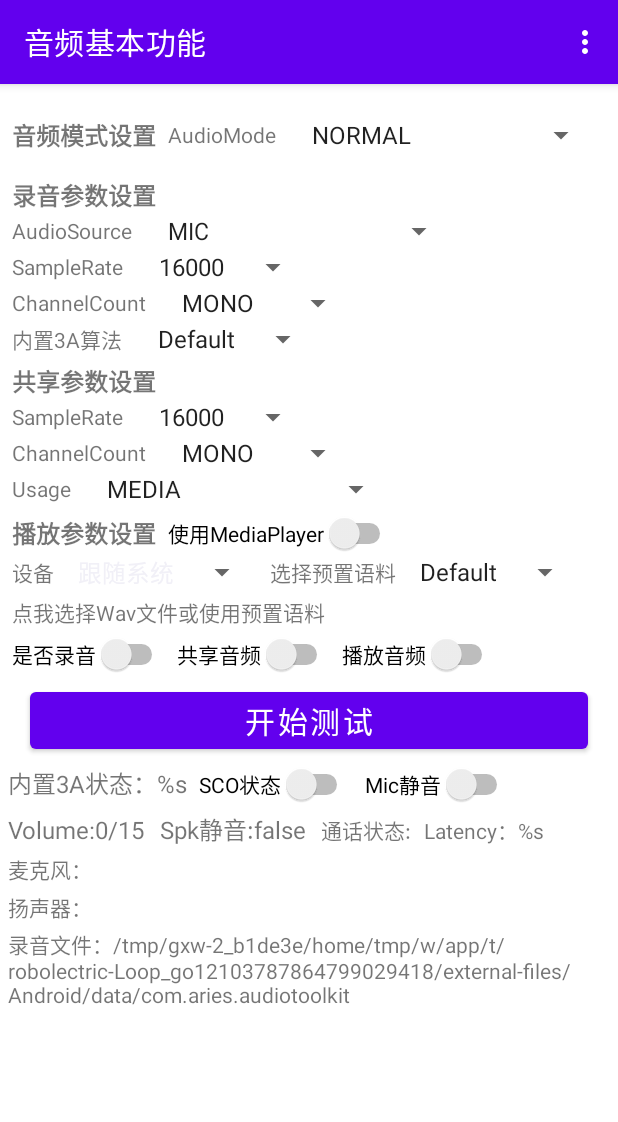
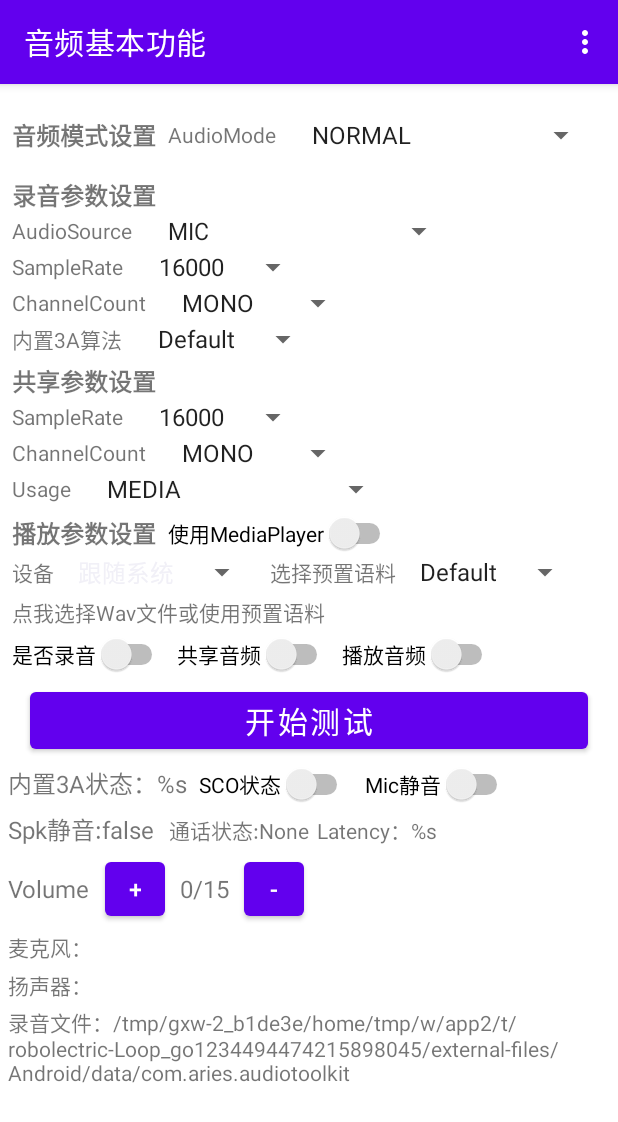
Before and after one commit to arieshfut/AudioToolkit, an Android app: the screen it shows after launch (MainActivity), on a phone screen of 412 x 824 dp. Shown: the top 1122 px of the screen. Run offline under Robolectric (Android 15) with nearby library versions, the phone set to English and light mode, and no system bars; our stand-ins replace navigation-ui; 1 statement that could not run was skipped.

Commit message:
[feature] add volume set function and more fix.

```diff
--- a/app/src/main/java/com/aries/audiotoolkit/AudioModule/AudioModuleManager.java
+++ b/app/src/main/java/com/aries/audiotoolkit/AudioModule/AudioModuleManager.java
@@ -282,27 +282,7 @@ public class AudioModuleManager {
     }
 
     public String getVolumeInfo() {
-        if (audioManager == null) {
-            return "0/0";
-        }
-
-        int streamType;
-        switch (audioManager.getMode()) {
-            case AudioManager.MODE_IN_COMMUNICATION:
-                streamType = AudioManager.STREAM_VOICE_CALL;
-                break;
-            case AudioManager.MODE_RINGTONE:
-                streamType = AudioManager.STREAM_RING;
-                break;
-            case AudioManager.MODE_IN_CALL:
-                streamType = AudioManager.USE_DEFAULT_STREAM_TYPE;
-                break;
-            default:
-                streamType = AudioManager.STREAM_MUSIC;
-                break;
-        }
-
-        return audioManager.getStreamVolume(streamType) + "/" + audioManager.getStreamMaxVolume(streamType);
+        return audioVolume.getVolumeInfo();
     }
 
     public String getMuteInfo() {
@@ -330,7 +310,7 @@ public class AudioModuleManager {
                         phoneState = "Ringing";
                         break;
                     default:
-                        phoneState = " ";
+                        phoneState = "None";
                         break;
                 }
             }
@@ -339,4 +319,7 @@ public class AudioModuleManager {
         return phoneState;
     }
 
+    public void setVolume(boolean b) {
+        audioVolume.setVolumeDirect(b);
+    }
 }
--- a/app/src/main/java/com/aries/audiotoolkit/AudioModule/AudioVolumeManager.java
+++ b/app/src/main/java/com/aries/audiotoolkit/AudioModule/AudioVolumeManager.java
@@ -4,6 +4,7 @@ import android.annotation.SuppressLint;
 import android.content.Context;
 import android.media.AudioManager;
 import android.os.Build;
+import android.provider.MediaStore;
 import android.util.Log;
 
 import androidx.annotation.RequiresApi;
@@ -15,7 +16,8 @@ public class AudioVolumeManager {
 
     private final Context context;
     private AudioManager audioManager;
-    private final int maxVolumeIndex;
+    private int maxVolumeIndex;
+    private int curVolumeIndex;
 
     private static volatile AudioVolumeManager instance = null;
     public static AudioVolumeManager getInstance() {
@@ -44,6 +46,26 @@ public class AudioVolumeManager {
         return audioManager.getStreamMaxVolume(AudioManager.STREAM_MUSIC);
     }
 
+    private int getStreamType() {
+        int streamType;
+        switch (audioManager.getMode()) {
+            case AudioManager.MODE_RINGTONE:
+                streamType = AudioManager.STREAM_RING;
+                break;
+            case AudioManager.MODE_IN_COMMUNICATION:
+                streamType = AudioManager.STREAM_VOICE_CALL;
+                break;
+            case AudioManager.MODE_NORMAL:
+                streamType = AudioManager.STREAM_MUSIC;
+                break;
+            default:
+                Log.w(TAG, "getVolume with unexpected audio mode=" + audioManager.getMode());
+                streamType = AudioManager.STREAM_MUSIC;
+                break;
+        }
+        return streamType;
+    }
+
     @SuppressLint("SwitchIntDef")
     public float getVolume() {
         if (audioManager == null) {
@@ -51,23 +73,27 @@ public class AudioVolumeManager {
             return -1;
         }
 
-        int currentVolume;
-        switch (audioManager.getMode()) {
-            case AudioManager.MODE_RINGTONE:
-                currentVolume = audioManager.getStreamVolume(AudioManager.STREAM_RING);
-                break;
-            case AudioManager.MODE_IN_COMMUNICATION:
-                currentVolume = audioManager.getStreamVolume(AudioManager.STREAM_VOICE_CALL);
-                break;
-            case AudioManager.MODE_NORMAL:
-                currentVolume = audioManager.getStreamVolume(AudioManager.STREAM_MUSIC);
-                break;
-            default:
-                Log.w(TAG, "getVolume with unexpected audio mode=" + audioManager.getMode());
-                currentVolume = audioManager.getStreamVolume(AudioManager.STREAM_MUSIC);
-                break;
+        int currentVolume = audioManager.getStreamVolume(getStreamType());
+        return (float)currentVolume/maxVolumeIndex;
+    }
+
+    public void setVolumeDirect(boolean up) {
+        if (audioManager == null) {
+            Log.e(TAG, "setVolume: need init audio manager first");
+            return;
         }
 
-        return (float)currentVolume/maxVolumeIndex;
+        int direct = up ? AudioManager.ADJUST_RAISE : AudioManager.ADJUST_LOWER;
+        audioManager.adjustVolume(direct, 0);
+    }
+
+    public String getVolumeInfo() {
+        if (audioManager == null) {
+            return "0/0";
+        }
+        int streamType = getStreamType();
+        maxVolumeIndex = audioManager.getStreamMaxVolume(streamType);
+        curVolumeIndex = audioManager.getStreamVolume(streamType);
+        return curVolumeIndex + "/" + maxVolumeIndex;
     }
 }
--- a/app/src/main/java/com/aries/audiotoolkit/FirstFragment.java
+++ b/app/src/main/java/com/aries/audiotoolkit/FirstFragment.java
@@ -150,6 +150,7 @@ public class FirstFragment extends Fragment {
         view.setOnKeyListener(new View.OnKeyListener() {
             @Override
             public boolean onKey(View v, int keyCode, KeyEvent event) {
+                Log.i(TAG, event.toString());
                 processKeyEvent(keyCode, event);
                 return false; // 返回false，让其他的监听器继续处理事件
             }
@@ -305,6 +306,12 @@ public class FirstFragment extends Fragment {
             } else {
                 startAudioTest();
             }
+        });
+        binding.buttonVolumeDown.setOnClickListener(view1 -> {
+            mAudioModule.setVolume(false);
+        });
+        binding.buttonVolumeUp.setOnClickListener(view1 -> {
+            mAudioModule.setVolume(true);
         });
 
         // 初始化UI显示
@@ -581,7 +588,7 @@ public class FirstFragment extends Fragment {
 
     @SuppressLint("SetTextI18n")
     public void updateVolume() {
-        binding.audioVolumeText.setText("Volume:" + mAudioModule.getVolumeInfo());
+        binding.audioVolumeText.setText(mAudioModule.getVolumeInfo());
     }
 
     @SuppressLint("SetTextI18n")
--- a/app/src/main/res/layout/fragment_first.xml
+++ b/app/src/main/res/layout/fragment_first.xml
@@ -441,9 +441,9 @@
             tools:ignore="UseSwitchCompatOrMaterialXml" />
     </LinearLayout>
 
-    <!-- audio volume container -->
+
     <LinearLayout
-        android:id="@+id/audioVolumeContainer"
+        android:id="@+id/audioCallContainer"
         android:layout_width="wrap_content"
         android:layout_height="wrap_content"
         android:layout_marginStart="5dp"
@@ -451,15 +451,6 @@
         android:layout_weight="1"
         app:layout_constraintLeft_toLeftOf="parent"
         app:layout_constraintTop_toBottomOf="@id/scoSwitchContainer">
-
-        <TextView
-            android:id="@+id/audioVolumeText"
-            android:layout_width="wrap_content"
-            android:layout_height="wrap_content"
-            android:layout_marginEnd="10dp"
-            android:text="@string/audioVolume"
-            android:textSize="16sp"
-            app:layout_constraintLeft_toLeftOf="parent" />
 
         <TextView
             android:id="@+id/audioPlayMuteText"
@@ -484,6 +475,51 @@
             android:layout_marginStart="5dp"
             android:text="@string/audioLatency"
             app:layout_constraintLeft_toLeftOf="parent" />
+    </LinearLayout>
+
+    <!-- audio volume container -->
+    <LinearLayout
+        android:id="@+id/audioVolumeContainer"
+        android:layout_width="wrap_content"
+        android:layout_height="wrap_content"
+        android:layout_marginStart="5dp"
+        android:layout_marginTop="4dp"
+        android:layout_weight="1"
+        app:layout_constraintLeft_toLeftOf="parent"
+        app:layout_constraintTop_toBottomOf="@id/audioCallContainer">
+
+        <TextView
+            android:id="@+id/audioVolume1Text"
+            android:layout_width="wrap_content"
+            android:layout_height="wrap_content"
+            android:layout_marginEnd="10dp"
+            android:text="@string/audioVolume1"
+            android:textSize="16sp"
+            app:layout_constraintLeft_toLeftOf="parent" />
+        <Button
+            android:id="@+id/button_volumeUp"
+            android:layout_width="40dp"
+            android:layout_height="wrap_content"
+            android:layout_marginEnd="10dp"
+            android:text="@string/audioVolumeUp"
+            android:textSize="16sp" />
+
+        <TextView
+            android:id="@+id/audioVolumeText"
+            android:layout_width="wrap_content"
+            android:layout_height="wrap_content"
+            android:layout_marginEnd="10dp"
+            android:text="@string/audioVolume2"
+            android:textSize="16sp"
+            app:layout_constraintLeft_toLeftOf="parent" />
+
+        <Button
+            android:id="@+id/button_volumeDown"
+            android:layout_width="40dp"
+            android:layout_height="wrap_content"
+            android:layout_marginEnd="10dp"
+            android:text="@string/audioVolumeDown"
+            android:textSize="16sp" />
     </LinearLayout>
 
     <!-- audio mic list container -->
--- a/app/src/main/res/values/strings.xml
+++ b/app/src/main/res/values/strings.xml
@@ -37,7 +37,10 @@
     <string name="needRecording">是否录音</string>
     <string name="needShare">共享音频</string>
     <string name="needPlayer">播放音频</string>
-    <string name="audioVolume">Volume：%s</string>
+    <string name="audioVolume1">Volume</string>
+    <string name="audioVolume2">%s</string>
+    <string name="audioVolumeUp">+</string>
+    <string name="audioVolumeDown">-</string>
     <string name="audioPlayMute">Mute：%s</string>
     <string name="audioLatency">Latency：%s</string>
     <string name="micList">麦克风设备</string>
```
Also changed, not shown: 4 other files.
